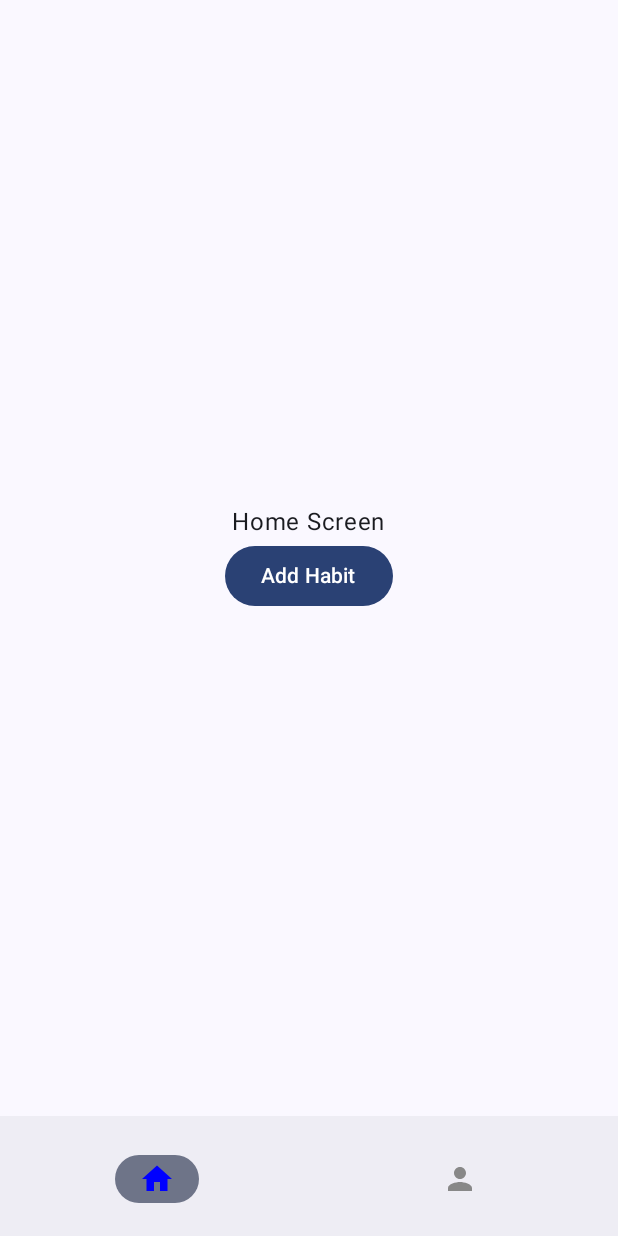
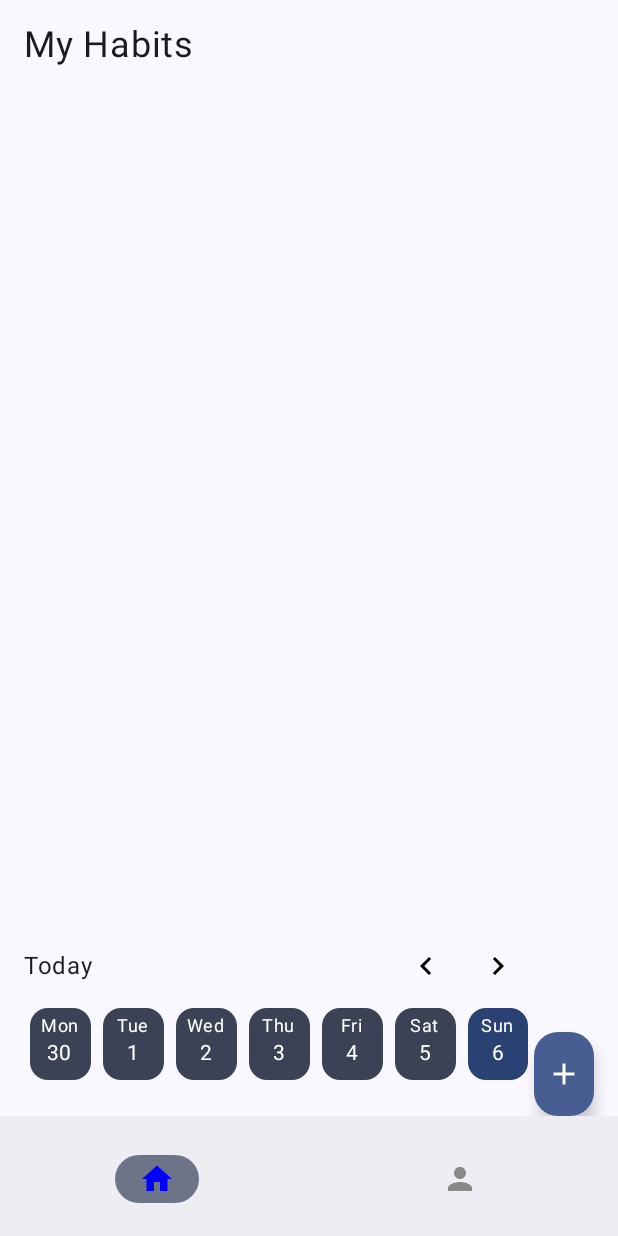
Before and after one commit to basanthaider/HabitTrackerApp, an Android app built with Jetpack Compose: the screen it shows after launch (MainActivity), on a phone screen of 412 x 824 dp. Run offline under Robolectric (Android 15) with nearby library versions, the phone set to English and light mode, and no system bars.

Commit message:
Add Calendar and FAB to Home

```diff
--- a/app/build.gradle.kts
+++ b/app/build.gradle.kts
@@ -66,8 +66,6 @@ dependencies {
     androidTestImplementation(libs.androidx.ui.test.junit4)
     debugImplementation(libs.androidx.ui.tooling)
     debugImplementation(libs.androidx.ui.test.manifest)
-
-    implementation("androidx.navigation:navigation-compose:2.8.2")
-    implementation ("com.github.PhilJay:MPAndroidChart:v3.1.0")
-
+    implementation(libs.androidx.navigation.compose)
+    implementation (libs.mpandroidchart)
 }
--- /dev/null
+++ b/app/src/main/java/com/example/habittrackerapp/models/CalendarModel.kt
@@ -0,0 +1,67 @@
+import java.time.DayOfWeek
+import java.time.LocalDate
+import java.time.format.DateTimeFormatter
+import java.time.temporal.ChronoUnit
+import java.util.stream.Collectors
+import java.util.stream.Stream
+
+data class CalendarUiModel(
+    val selectedDate: Date,
+    val visibleDates: List<Date>
+) {
+
+    val startDate: Date = visibleDates.first()
+    val endDate: Date = visibleDates.last()
+
+    data class Date(
+        val date: LocalDate,
+        val isSelected: Boolean,
+        val isToday: Boolean
+    ) {
+        val day: String = date.format(DateTimeFormatter.ofPattern("E"))
+    }
+}
+
+
+class CalendarDataSource {
+
+    val today: LocalDate
+        get() {
+            return LocalDate.now()
+        }
+
+
+    fun getData(startDate: LocalDate = today, lastSelectedDate: LocalDate): CalendarUiModel {
+        val firstDayOfWeek = startDate.with(DayOfWeek.MONDAY)
+        val endDayOfWeek = firstDayOfWeek.plusDays(7)
+        val visibleDates = getDatesBetween(firstDayOfWeek, endDayOfWeek)
+        return toUiModel(visibleDates, lastSelectedDate)
+    }
+
+    private fun getDatesBetween(startDate: LocalDate, endDate: LocalDate): List<LocalDate> {
+        val numOfDays = ChronoUnit.DAYS.between(startDate, endDate)
+        return Stream.iterate(startDate) { date ->
+            date.plusDays(1)
+        }
+            .limit(numOfDays)
+            .collect(Collectors.toList())
+    }
+
+    private fun toUiModel(
+        dateList: List<LocalDate>,
+        lastSelectedDate: LocalDate
+    ): CalendarUiModel {
+        return CalendarUiModel(
+            selectedDate = toItemUiModel(lastSelectedDate, true),
+            visibleDates = dateList.map {
+                toItemUiModel(it, it.isEqual(lastSelectedDate))
+            },
+        )
+    }
+
+    private fun toItemUiModel(date: LocalDate, isSelectedDate: Boolean) = CalendarUiModel.Date(
+        isSelected = isSelectedDate,
+        isToday = date.isEqual(today),
+        date = date,
+    )
+}
--- a/app/src/main/java/com/example/habittrackerapp/ui/screens/HomeScreen.kt
+++ b/app/src/main/java/com/example/habittrackerapp/ui/screens/HomeScreen.kt
@@ -1,30 +1,59 @@
 package com.example.habittrackerapp.ui.screens
 
-import androidx.compose.foundation.layout.Arrangement
+import androidx.compose.foundation.layout.Box
 import androidx.compose.foundation.layout.Column
+import androidx.compose.foundation.layout.Row
 import androidx.compose.foundation.layout.fillMaxSize
-import androidx.compose.material3.Button
+import androidx.compose.foundation.layout.padding
+import androidx.compose.material.icons.Icons
+import androidx.compose.material.icons.filled.Add
+import androidx.compose.material3.FloatingActionButton
+import androidx.compose.material3.Icon
+import androidx.compose.material3.Scaffold
 import androidx.compose.material3.Text
 import androidx.compose.runtime.Composable
 import androidx.compose.ui.Alignment
 import androidx.compose.ui.Modifier
+import androidx.compose.ui.graphics.Color
 import androidx.compose.ui.tooling.preview.Preview
+import androidx.compose.ui.unit.dp
+import androidx.compose.ui.unit.sp
 import androidx.navigation.NavHostController
 import androidx.navigation.compose.rememberNavController
+import com.example.habittrackerapp.utils.CalendarView
 
 @Composable
 fun HomeScreen(navController: NavHostController) {
-    Column(
-        modifier = Modifier.fillMaxSize(),
-        verticalArrangement = Arrangement.Center,
-        horizontalAlignment = Alignment.CenterHorizontally
-    ) {
-        Text(text = "Home Screen")
-        Button(onClick = {
-            navController.navigate("/addHabit")
-        }) {
-            Text(text = "Add Habit")
+    Scaffold { innerPadding ->
+        Column {
+            Text(
+                text = "My Habits",
+                fontSize = 24.sp,
+                modifier = Modifier.padding(start = 16.dp, top = 16.dp)
+            )
+            Row(
+                verticalAlignment = Alignment.Bottom
+            ) {
+                CalendarView()
+                Box(
+                    modifier = Modifier
+                        .padding(innerPadding)
+                        .fillMaxSize()
+                ) {
+                    FloatingActionButton(
+                        onClick = {},
+                        modifier = Modifier
+                            .align(Alignment.BottomEnd)
+                            .padding(end = 16.dp),
+                        containerColor = Color(0xff485d92),
+                        contentColor = Color.White
+                    ) {
+                        Icon(Icons.Filled.Add, contentDescription = "Add")
+                    }
+                }
+            }
         }
+
     }
 }
 
--- /dev/null
+++ b/app/src/main/java/com/example/habittrackerapp/utils/CalendarView.kt
@@ -0,0 +1,168 @@
+package com.example.habittrackerapp.utils
+
+import CalendarDataSource
+import CalendarUiModel
+import androidx.compose.foundation.Image
+import androidx.compose.foundation.clickable
+import androidx.compose.foundation.layout.Column
+import androidx.compose.foundation.layout.Row
+import androidx.compose.foundation.layout.Spacer
+import androidx.compose.foundation.layout.height
+import androidx.compose.foundation.layout.padding
+import androidx.compose.foundation.layout.width
+import androidx.compose.foundation.lazy.grid.GridCells
+import androidx.compose.foundation.lazy.grid.LazyVerticalGrid
+import androidx.compose.material3.Card
+import androidx.compose.material3.CardDefaults
+import androidx.compose.material3.IconButton
+import androidx.compose.material3.MaterialTheme
+import androidx.compose.material3.Text
+import androidx.compose.runtime.Composable
+import androidx.compose.runtime.getValue
+import androidx.compose.runtime.mutableStateOf
+import androidx.compose.runtime.remember
+import androidx.compose.runtime.setValue
+import androidx.compose.ui.Alignment
+import androidx.compose.ui.Modifier
+import androidx.compose.ui.res.painterResource
+import androidx.compose.ui.unit.dp
+import com.example.habittrackerapp.R
+import java.time.LocalDate
+import java.time.format.DateTimeFormatter
+import java.time.format.FormatStyle
+
+
+@Composable
+fun CalendarView(
+    modifier: Modifier = Modifier,
+) {
+    val dataSource = CalendarDataSource()
+    var data by remember { mutableStateOf(dataSource.getData(lastSelectedDate = dataSource.today)) }
+    Column(
+        modifier = modifier
+            .width(356.dp)
+            .padding(start = 16.dp),
+    ) {
+        Header(
+            data = data,
+            onPrevClickListener = { startDate ->
+                val finalStartDate = startDate.minusDays(1)
+                data = dataSource.getData(
+                    startDate = finalStartDate,
+                    lastSelectedDate = data.selectedDate.date
+                )
+            },
+            onNextClickListener = { endDate ->
+                val finalStartDate = endDate.plusDays(2)
+                data = dataSource.getData(
+                    startDate = finalStartDate,
+                    lastSelectedDate = data.selectedDate.date
+                )
+            }
+        )
+        Content(data = data) { date ->
+            data = data.copy(
+                selectedDate = date,
+                visibleDates = data.visibleDates.map {
+                    it.copy(
+                        isSelected = it.date.isEqual(date.date)
+                    )
+                }
+            )
+        }
+        Spacer(modifier = Modifier.height(20.dp))
+    }
+}
+
+@Composable
+fun Header(
+    data: CalendarUiModel,
+    onPrevClickListener: (LocalDate) -> Unit,
+    onNextClickListener: (LocalDate) -> Unit,
+) {
+    Row {
+        Text(
+            text = if (data.selectedDate.isToday) {
+                "Today"
+            } else {
+                data.selectedDate.date.format(
+                    DateTimeFormatter.ofLocalizedDate(FormatStyle.FULL)
+                )
+            },
+            modifier = Modifier
+                .weight(1f)
+                .align(Alignment.CenterVertically)
+        )
+        IconButton(onClick = {
+            onPrevClickListener(data.startDate.date)
+        }) {
+            Image(
+                painter = painterResource(id = R.drawable.arrow_left),
+                contentDescription = "Back"
+            )
+        }
+        IconButton(onClick = {
+            onNextClickListener(data.endDate.date)
+        }) {
+            Image(
+                painter = painterResource(id = R.drawable.arrow_right),
+                contentDescription = "Next"
+            )
+        }
+    }
+}
+
+@Composable
+fun Content(
+    data: CalendarUiModel,
+    onDateClickListener: (CalendarUiModel.Date) -> Unit,
+) {
+    LazyVerticalGrid(columns = GridCells.Adaptive(minSize = 48.dp)) {
+        items(data.visibleDates.size) { index ->
+            ContentItem(
+                date = data.visibleDates[index],
+                onDateClickListener
+            )
+        }
+    }
+}
+
+@Composable
+fun ContentItem(
+    date: CalendarUiModel.Date,
+    onClickListener: (CalendarUiModel.Date) -> Unit,
+) {
+    Card(
+        modifier = Modifier
+            .padding(vertical = 4.dp, horizontal = 4.dp)
+            .clickable {
+                onClickListener(date)
+            },
+        colors = CardDefaults.cardColors(
+            containerColor = if (date.isSelected) {
+                MaterialTheme.colorScheme.primary
+            } else {
+                MaterialTheme.colorScheme.secondary
+            }
+        ),
+    ) {
+        Column(
+            horizontalAlignment = Alignment.CenterHorizontally,
+            modifier = Modifier
+                .width(40.dp)
+                .height(48.dp)
+                .padding(4.dp)
+        ) {
+            Text(
+                text = date.day,
+                modifier = Modifier.align(Alignment.CenterHorizontally),
+                style = MaterialTheme.typography.bodySmall
+            )
+            Text(
+                text = date.date.dayOfMonth.toString(),
+                modifier = Modifier.align(Alignment.CenterHorizontally),
+                style = MaterialTheme.typography.bodyMedium,
+            )
+        }
+    }
+}
--- /dev/null
+++ b/app/src/main/res/drawable/arrow_left.xml
@@ -0,0 +1,5 @@
+<vector xmlns:android="http://schemas.android.com/apk/res/android" android:autoMirrored="true" android:height="24dp" android:tint="#000000" android:viewportHeight="24" android:viewportWidth="24" android:width="24dp">
+
+    <path android:fillColor="@android:color/white" android:pathData="M15.41,16.59L10.83,12l4.58,-4.59L14,6l-6,6 6,6 1.41,-1.41z"/>
+
+</vector>
--- /dev/null
+++ b/app/src/main/res/drawable/arrow_right.xml
@@ -0,0 +1,5 @@
+<vector xmlns:android="http://schemas.android.com/apk/res/android" android:autoMirrored="true" android:height="24dp" android:tint="#000000" android:viewportHeight="24" android:viewportWidth="24" android:width="24dp">
+
+    <path android:fillColor="@android:color/white" android:pathData="M8.59,16.59L13.17,12 8.59,7.41 10,6l6,6 -6,6 -1.41,-1.41z"/>
+
+</vector>
--- a/gradle/libs.versions.toml
+++ b/gradle/libs.versions.toml
@@ -8,9 +8,13 @@ espressoCore = "3.6.1"
 lifecycleRuntimeKtx = "2.8.6"
 activityCompose = "1.9.2"
 composeBom = "2024.04.01"
+mpandroidchart = "v3.1.0"
+navigationCompose = "2.8.2"
+singleRowCalednar = "1.0.0"
 
 [libraries]
 androidx-core-ktx = { group = "androidx.core", name = "core-ktx", version.ref = "coreKtx" }
+androidx-navigation-compose = { module = "androidx.navigation:navigation-compose", version.ref = "navigationCompose" }
 junit = { group = "junit", name = "junit", version.ref = "junit" }
 androidx-junit = { group = "androidx.test.ext", name = "junit", version.ref = "junitVersion" }
 androidx-espresso-core = { group = "androidx.test.espresso", name = "espresso-core", version.ref = "espressoCore" }
@@ -24,6 +28,8 @@ androidx-ui-tooling-preview = { group = "androidx.compose.ui", name = "ui-toolin
 androidx-ui-test-manifest = { group = "androidx.compose.ui", name = "ui-test-manifest" }
 androidx-ui-test-junit4 = { group = "androidx.compose.ui", name = "ui-test-junit4" }
 androidx-material3 = { group = "androidx.compose.material3", name = "material3" }
+mpandroidchart = { module = "com.github.PhilJay:MPAndroidChart", version.ref = "mpandroidchart" }
+single-row-calednar = { module = "com.michalsvec:single-row-calednar", version.ref = "singleRowCalednar" }
 
 [plugins]
 android-application = { id = "com.android.application", version.ref = "agp" }
```
